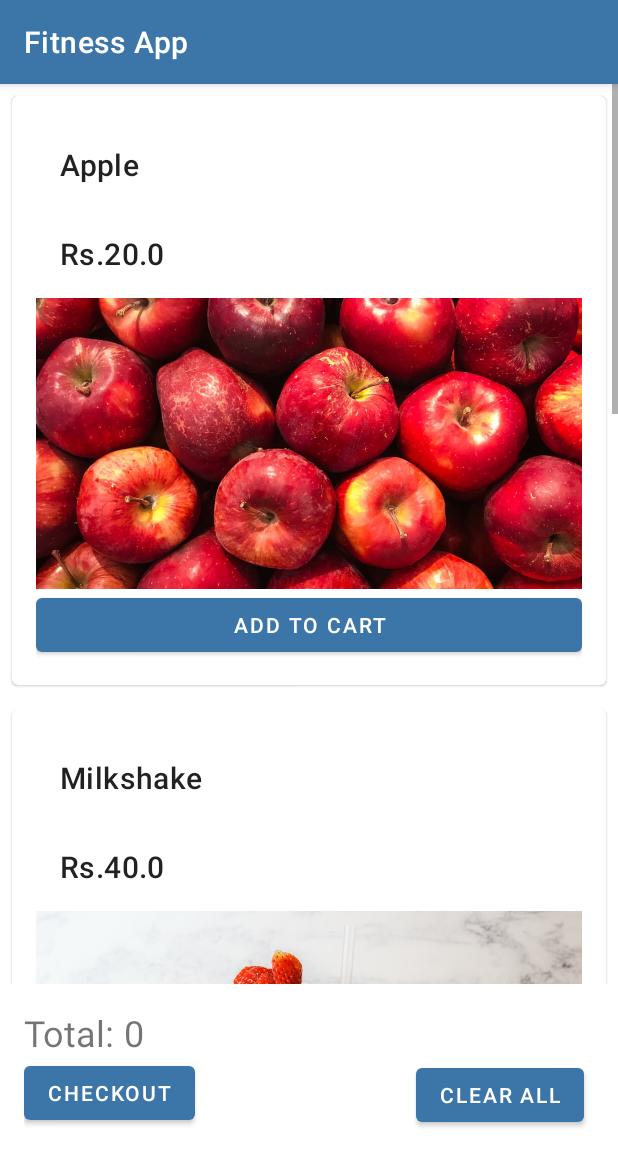
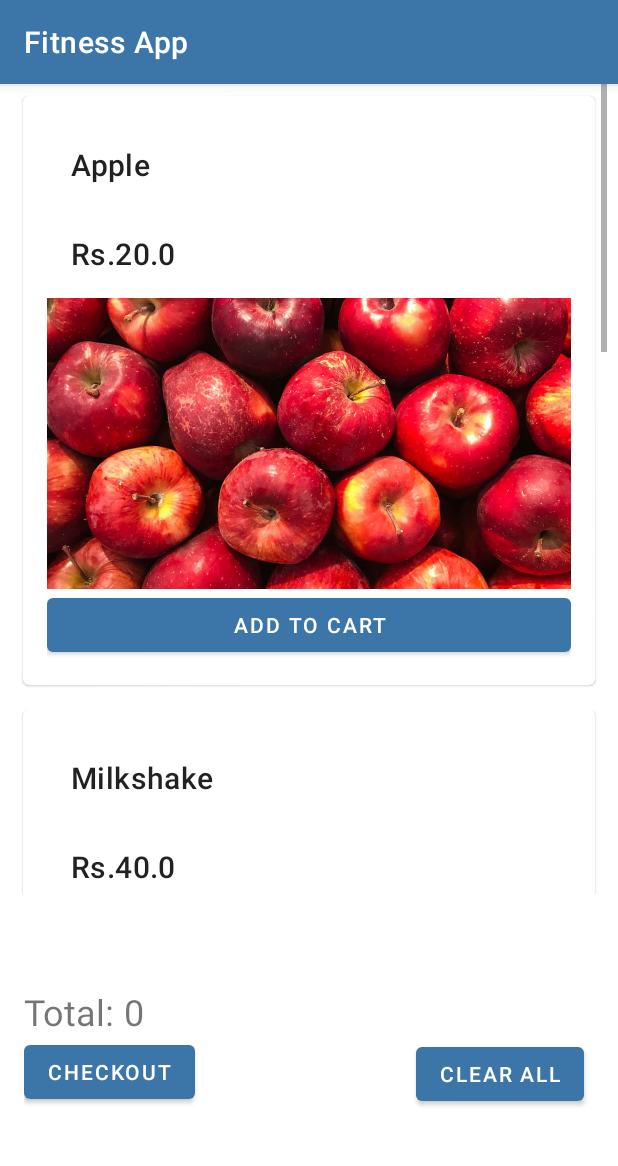
Before and after one commit to rajarshi-ray29/Fitness-App, an Android app: the StoreActivity screen opened directly, with no data from a screen before it, on a phone screen of 412 x 824 dp. Shown: the top 1166 px of the screen. Run offline under Robolectric (Android 15) with nearby library versions, the phone set to English and light mode, and no system bars; our stand-ins replace Firebase (no records; nobody signed in at launch, a user with empty details on screens opened directly); 1 statement that could not run was skipped.

Commit message:
Commit 9

```diff
--- a/app/src/main/AndroidManifest.xml
+++ b/app/src/main/AndroidManifest.xml
@@ -10,6 +10,7 @@
         android:roundIcon="@mipmap/ic_launcher_round"
         android:supportsRtl="true"
         android:theme="@style/Theme.MyApplication">
+        <activity android:name=".OwnerActivity"/>
         <activity android:name=".DietPlanActivity"/>
         <activity android:name=".WorkoutWeb"/>
         <activity android:name=".DietWeb"/>
--- a/app/src/main/java/com/example/myapplication/StartScreen.kt
+++ b/app/src/main/java/com/example/myapplication/StartScreen.kt
@@ -19,12 +19,14 @@ class StartScreen: AppCompatActivity() {
     private val TAG="StartScreen"
     private var btnLogIn: Button? = null
     private var btnCreateAccount: Button? = null
+    private var btnOwner: Button? = null
 
     override fun onCreate(savedInstanceState: Bundle?) {
         super.onCreate(savedInstanceState)
         setContentView(R.layout.activity_start_screen)
         btnLogIn=findViewById<View>(R.id.btn_login) as Button
         btnCreateAccount=findViewById<View>(R.id.btn_createacc) as Button
+        btnOwner=findViewById<View>(R.id.btn_owneractivity) as Button
 
     }
 
@@ -38,5 +40,9 @@ class StartScreen: AppCompatActivity() {
             val intent = Intent(this, CreateAccountActivity::class.java)
             startActivity(intent)
         }
+        btnOwner!!.setOnClickListener(){
+            val intent = Intent(this, OwnerActivity::class.java)
+            startActivity(intent)
+        }
     }
 }
--- a/app/src/main/java/com/example/myapplication/StoreActivity.kt
+++ b/app/src/main/java/com/example/myapplication/StoreActivity.kt
@@ -61,8 +61,9 @@ open class StoreActivity : AppCompatActivity(), ItemAdapter.OnItemClickListener
         }
         checkout = findViewById(R.id.btn_checkout)
         checkout!!.setOnClickListener{
+            val adresses = arrayOf("rajarshi5675@gmail.com")
             val intent = Intent(Intent.ACTION_SEND)
-            intent.putExtra(Intent.EXTRA_EMAIL,"rajarshi5675@gmail.com")
+            intent.putExtra(Intent.EXTRA_EMAIL,adresses)
             intent.putExtra(Intent.EXTRA_SUBJECT, "Email regarding payment")
             intent.putExtra(Intent.EXTRA_TEXT, "$name has to pay $totalcost amount")
             intent.setType("message/rfc822")
--- a/app/src/main/res/layout/activity_store.xml
+++ b/app/src/main/res/layout/activity_store.xml
@@ -1,5 +1,5 @@
 <?xml version="1.0" encoding="utf-8"?>
-<RelativeLayout xmlns:android="http://schemas.android.com/apk/res/android"
+<androidx.constraintlayout.widget.ConstraintLayout xmlns:android="http://schemas.android.com/apk/res/android"
     xmlns:app="http://schemas.android.com/apk/res-auto"
     xmlns:tools="http://schemas.android.com/tools"
     android:layout_width="match_parent"
@@ -8,17 +8,26 @@
 
     <androidx.recyclerview.widget.RecyclerView
         android:id="@+id/recycler_view"
-        android:layout_width="match_parent"
-        android:layout_height="600sp"
+        android:layout_width="397dp"
+        android:layout_height="540dp"
         android:scrollbars="vertical"
-        app:layoutManager="LinearLayoutManager" />
+        app:layoutManager="LinearLayoutManager"
+        app:layout_constraintEnd_toEndOf="parent"
+        app:layout_constraintStart_toStartOf="parent"
+        app:layout_constraintTop_toTopOf="parent" />
 
     <RelativeLayout
         android:id="@+id/relativeLayout"
         android:layout_width="match_parent"
         android:layout_height="wrap_content"
-        android:layout_below="@+id/recycler_view"
-        android:padding="16dp">
+        android:layout_marginBottom="68dp"
+        android:padding="16dp"
+        app:layout_constraintBottom_toBottomOf="parent"
+        app:layout_constraintEnd_toEndOf="parent"
+        app:layout_constraintHorizontal_bias="0.0"
+        app:layout_constraintStart_toStartOf="parent"
+        app:layout_constraintTop_toBottomOf="@+id/recycler_view"
+        app:layout_constraintVertical_bias="1.0">
 
         <TextView
             android:id="@+id/textView"
@@ -32,8 +41,8 @@
             android:layout_width="wrap_content"
             android:layout_height="wrap_content"
             android:layout_toRightOf="@+id/textView"
-            android:textSize="24dp"
-            android:text="0"/>
+            android:text="0"
+            android:textSize="24dp" />
 
         <Button
             android:id="@+id/btn_checkout"
@@ -53,4 +62,4 @@
             android:text="Clear All" />
     </RelativeLayout>
 
-</RelativeLayout>
+</androidx.constraintlayout.widget.ConstraintLayout>
```
Also changed, not shown: app/src/main/java/com/example/myapplication/DietWeb.kt (+7 -4 lines), app/src/main/java/com/example/myapplication/OwnerActivity.kt (added, +34 -0 lines), app/src/main/res/layout/activity_owner.xml (added, +30 -0 lines), app/src/main/res/layout/activity_start_screen.xml (+10 -0 lines), app/src/main/res/layout/item.xml (added, +93 -0 lines).
